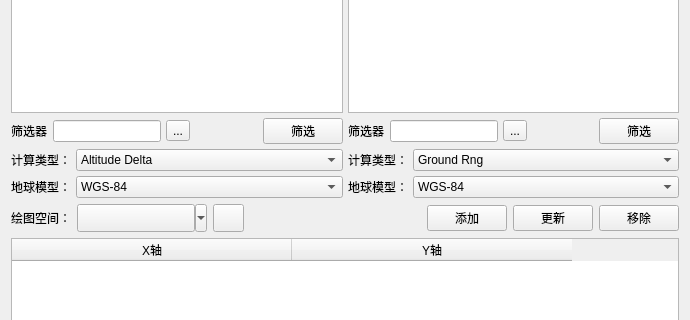
The window that AddPlotPair.ui (whatudone/plotxy) describes before a commit, drawn with Qt 5; both pictures show x 0 to 690 and y 411 to 731 of the 690 by 847 pixel window.
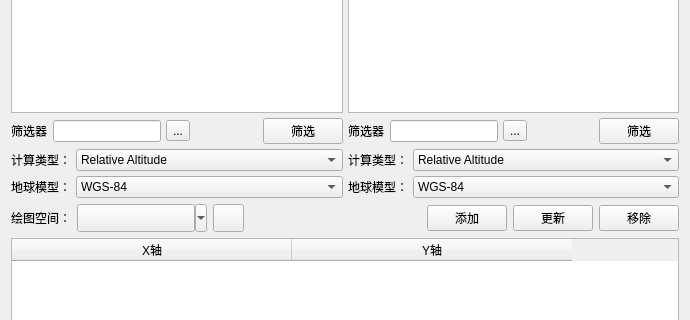
The same window after the commit. The open tabs and pages were chosen to show the change.

```diff
--- a/AddPlotPair.ui
+++ b/AddPlotPair.ui
@@ -789,7 +789,7 @@
                  </property>
                  <item>
                   <property name="text">
-                   <string>Altitude Delta</string>
+                   <string>Relative Altitude</string>
                   </property>
                  </item>
                 </widget>
@@ -1209,7 +1209,7 @@
                  </property>
                  <item>
                   <property name="text">
-                   <string>Ground Rng</string>
+                   <string>Relative Altitude</string>
                   </property>
                  </item>
                 </widget>
```
Left out of the diff: 12 changed lines with no effect on the pictures.
